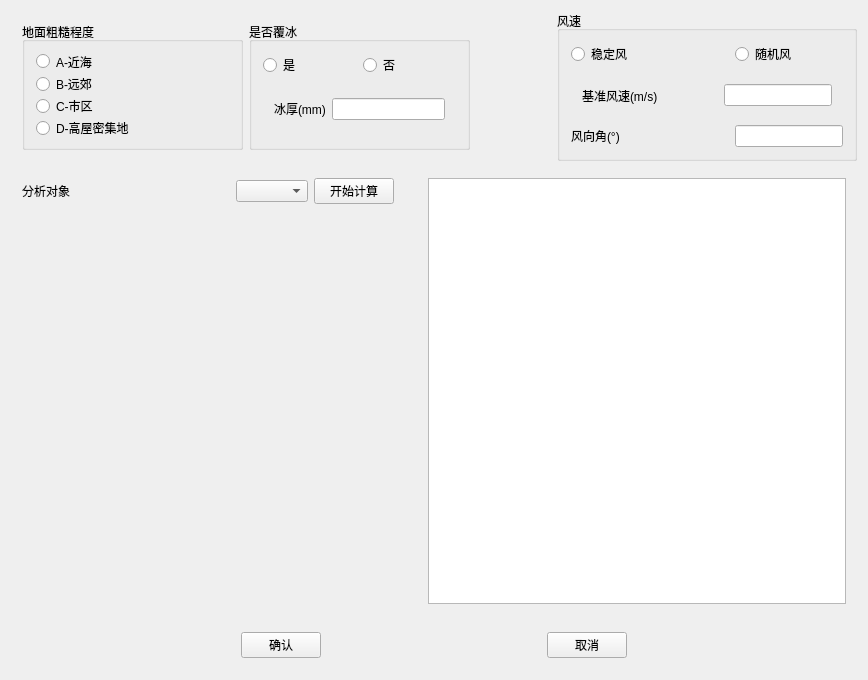
This is TW/Wind.ui in Shixuku/Tower-Visual as Qt 5 draws it before an edit. The edited form follows.
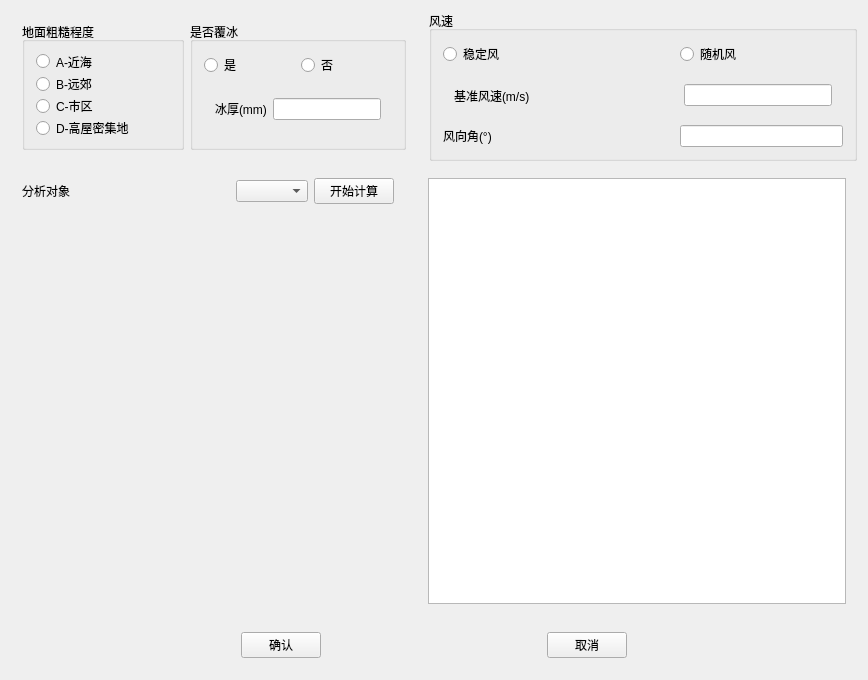
This is the edited form.

Commit message: 1.修改了创建导线算比载时忘了除应力的错误  2.增加了能算导线风载荷的功能

Diff of the .ui file:
```diff
--- a/TW/Wind.ui
+++ b/TW/Wind.ui
@@ -18,7 +18,7 @@
     <widget class="QGroupBox" name="groupBox_4">
      <property name="maximumSize">
       <size>
-       <width>300</width>
+       <width>500</width>
        <height>150</height>
       </size>
      </property>
```
Left out of the diff: 40 changed lines with no effect on the pictures. The commit also changes 2 other files.
